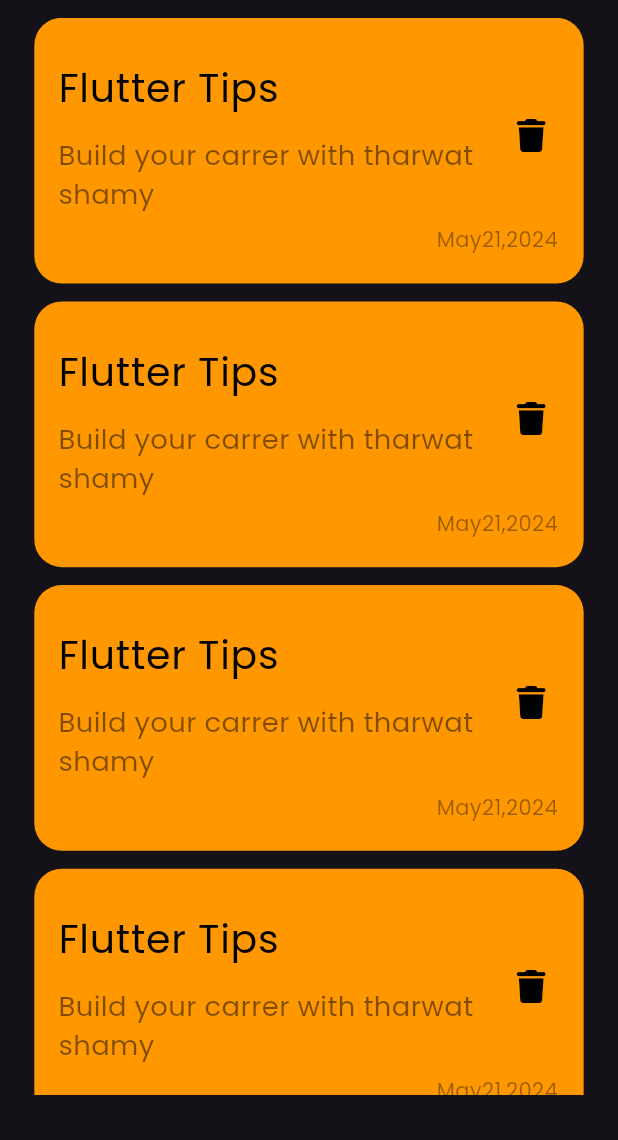
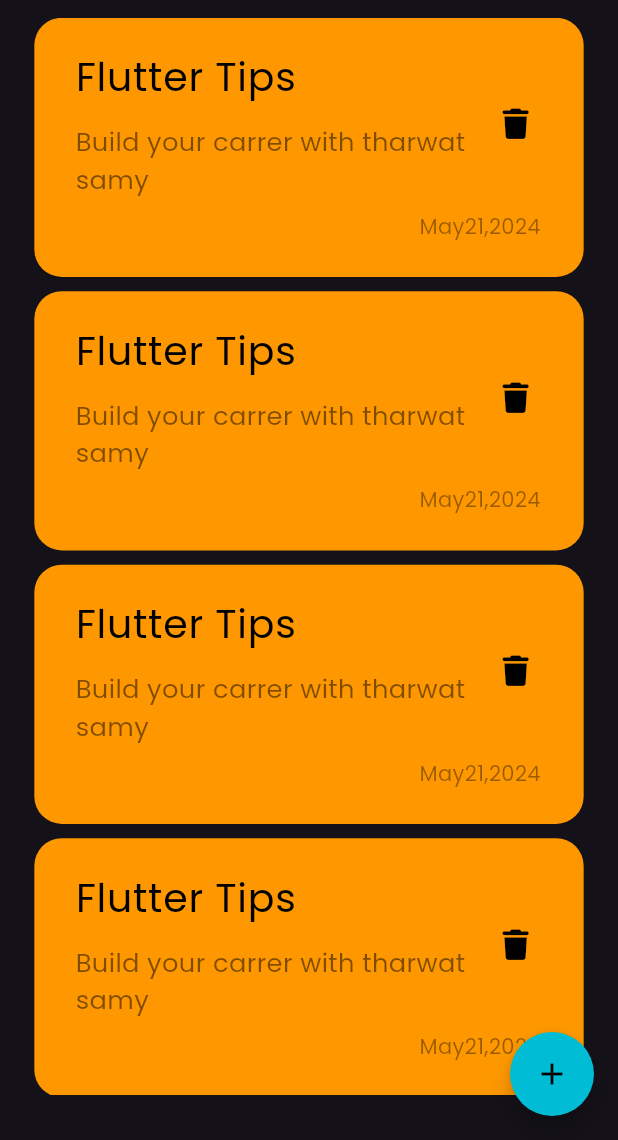
Before and after one commit to Ahmedyehia122/Notifly, a Flutter app: the screen it shows after launch, on a phone screen of 412 x 824 dp, the part 96-1236 px from its top. Run offline on Flutter 3.47's test engine with Material 3 defaults, Android fonts, the phone set to English and light mode, and no system bars; our stand-ins replace flutter_screenutil, font_awesome_flutter.

```diff
--- a/lib/core/constants/colors.dart
+++ b/lib/core/constants/colors.dart
@@ -2,4 +2,5 @@ import 'package:flutter/material.dart';
 
 class AppColors {
   static Color kPrimaryColor = Colors.black;
+  static Color kSecondaryColor = Colors.cyan;
 }
--- a/lib/features/home/presentation/views/notes_view.dart
+++ b/lib/features/home/presentation/views/notes_view.dart
@@ -1,4 +1,7 @@
 import 'package:flutter/material.dart';
+import 'package:flutter_screenutil/flutter_screenutil.dart';
+import 'package:note_app/core/constants/colors.dart';
+import 'package:note_app/features/home/presentation/widgets/add_note_button_sheet.dart';
 import 'package:note_app/features/home/presentation/widgets/notes_view_body.dart';
 
 class NotesView extends StatelessWidget {
@@ -6,8 +9,26 @@ class NotesView extends StatelessWidget {
 
   @override
   Widget build(BuildContext context) {
-    return const Scaffold(
-      body: NotesViewBody(),
+    return Scaffold(
+      floatingActionButton: FloatingActionButton(
+        backgroundColor: Colors.cyan,
+        shape: RoundedRectangleBorder(
+          borderRadius: BorderRadius.circular(50.r),
+        ),
+        child: Icon(
+          Icons.add,
+          color: AppColors.kPrimaryColor,
+        ),
+        onPressed: () {
+          showModalBottomSheet(
+            context: context,
+            builder: (context) {
+              return const AddNoteButtonSheet();
+            },
+          );
+        },
+      ),
+      body: const NotesViewBody(),
     );
   }
 }
--- a/lib/features/home/presentation/widgets/custom_note_item.dart
+++ b/lib/features/home/presentation/widgets/custom_note_item.dart
@@ -9,7 +9,12 @@ class CustomNoteItem extends StatelessWidget {
   @override
   Widget build(BuildContext context) {
     return Container(
-      padding: EdgeInsets.symmetric(vertical: 16.h),
+      padding: EdgeInsets.only(
+        bottom: 20.h,
+        top: 10.h,
+        left: 10.w,
+        right: 10.w,
+      ),
       decoration: BoxDecoration(
         color: Colors.orange,
         borderRadius: BorderRadius.circular(
@@ -30,17 +35,17 @@ class CustomNoteItem extends StatelessWidget {
             subtitle: Padding(
               padding: EdgeInsets.only(top: 10.h),
               child: Text(
-                'Build your carrer with tharwat shamy',
+                'Build your carrer with tharwat samy',
                 style: TextStyle(
                   color: Colors.black.withOpacity(0.5),
-                  fontSize: 16.sp,
+                  fontSize: 15.sp,
                 ),
               ),
             ),
             trailing: Icon(
               FontAwesomeIcons.trash,
               color: AppColors.kPrimaryColor,
-              size: 22,
+              size: 20,
             ),
           ),
           Padding(
--- a/lib/features/home/presentation/widgets/notes_list_view.dart
+++ b/lib/features/home/presentation/widgets/notes_list_view.dart
@@ -17,7 +17,7 @@ class NotesListView extends StatelessWidget {
         itemBuilder: (context, index) {
           return Container(
             margin: EdgeInsets.only(
-              bottom: 10.h,
+              bottom: 8.h,
             ),
             child: const CustomNoteItem(),
           );
```
Also changed, not shown: lib/features/home/presentation/widgets/add_note_button_sheet.dart (added, +47 -0 lines), lib/features/home/presentation/widgets/custom_text_field.dart (added, +30 -0 lines).
